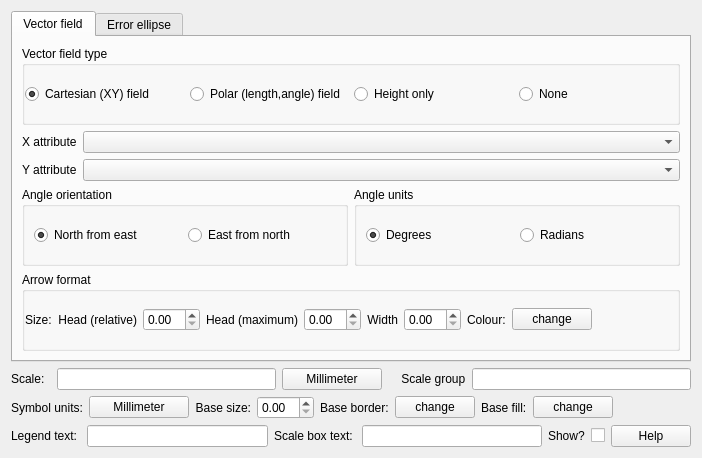
This is Ui_VectorFieldRendererWidget.ui in ccrook/QGIS-VectorFieldRenderer-Plugin as Qt 5 draws it before an edit. The edited form follows.
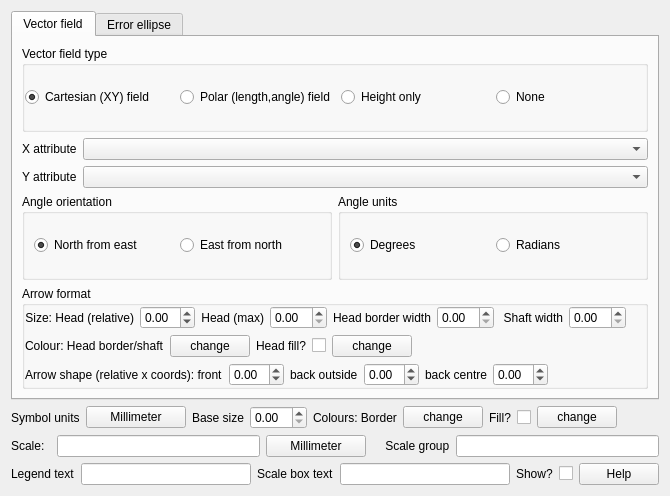
This is the edited form. Custom widgets are drawn as their Qt base class.

Patch:
```diff
--- a/Ui_VectorFieldRendererWidget.ui
+++ b/Ui_VectorFieldRendererWidget.ui
@@ -6,8 +6,8 @@
    <rect>
     <x>0</x>
     <y>0</y>
-    <width>702</width>
-    <height>458</height>
+    <width>670</width>
+    <height>496</height>
    </rect>
   </property>
   <property name="sizePolicy">
@@ -80,7 +80,7 @@
         </widget>
        </item>
        <item>
-        <layout class="QGridLayout" name="uVectorFieldGrid" columnstretch="0,1,0">
+        <layout class="QGridLayout" name="uVectorFieldGrid" columnstretch="0,1">
          <item row="0" column="0">
           <widget class="QLabel" name="uXFieldLabel">
            <property name="text">
@@ -229,17 +229,10 @@
           </property>
           <item>
            <layout class="QHBoxLayout" name="uArrowSizeLayout">
-            <item>
-             <widget class="QLabel" name="uArrowSizeLayoutLabel">
-              <property name="text">
-               <string>Size:</string>
-              </property>
-             </widget>
-            </item>
             <item>
              <widget class="QLabel" name="uArrowHeadSizeLabel">
               <property name="text">
-               <string>Head (relative)</string>
+               <string>Size: Head (relative)</string>
               </property>
               <property name="alignment">
                <set>Qt::AlignRight|Qt::AlignTrailing|Qt::AlignVCenter</set>
@@ -254,6 +247,12 @@
               <property name="toolTip">
                <string>Arrow head size as a multiple of the length</string>
               </property>
+              <property name="minimum">
+               <double>-3.000000000000000</double>
+              </property>
+              <property name="maximum">
+               <double>3.000000000000000</double>
+              </property>
               <property name="singleStep">
                <double>0.100000000000000</double>
               </property>
@@ -262,7 +261,7 @@
             <item>
              <widget class="QLabel" name="uArrowHeadMaxSizeLabel">
               <property name="text">
-               <string>Head (maximum)</string>
+               <string>Head (max)</string>
               </property>
               <property name="alignment">
                <set>Qt::AlignRight|Qt::AlignTrailing|Qt::AlignVCenter</set>
@@ -279,10 +278,24 @@
               </property>
              </widget>
             </item>
+            <item>
+             <widget class="QLabel" name="uHeadWidthLabel">
+              <property name="text">
+               <string>Head border width</string>
+              </property>
+             </widget>
+            </item>
+            <item>
+             <widget class="QDoubleSpinBox" name="uHeadWidth">
+              <property name="toolTip">
+               <string>Width of the arrow shaft</string>
+              </property>
+             </widget>
+            </item>
             <item>
              <widget class="QLabel" name="uArrowWidthLabel">
               <property name="text">
-               <string>Width</string>
+               <string> Shaft width</string>
               </property>
               <property name="alignment">
                <set>Qt::AlignRight|Qt::AlignTrailing|Qt::AlignVCenter</set>
@@ -300,6 +313,23 @@
              </widget>
             </item>
             <item>
+             <spacer name="uArrowFormatSpacer1">
+              <property name="orientation">
+               <enum>Qt::Horizontal</enum>
+              </property>
+              <property name="sizeHint" stdset="0">
+               <size>
+                <width>40</width>
+                <height>20</height>
+               </size>
+              </property>
+             </spacer>
+            </item>
+           </layout>
+          </item>
+          <item>
+           <layout class="QHBoxLayout" name="uArrowFormatLayout2">
+            <item>
              <widget class="QLabel" name="uArrowColorLabel">
               <property name="sizePolicy">
                <sizepolicy hsizetype="Preferred" vsizetype="Preferred">
@@ -308,7 +338,7 @@
                </sizepolicy>
               </property>
               <property name="text">
-               <string>Colour:</string>
+               <string>Colour: Head border/shaft</string>
               </property>
               <property name="buddy">
                <cstring>uArrowColor</cstring>
@@ -326,7 +356,117 @@
              </widget>
             </item>
             <item>
-             <spacer name="horizontalSpacer_3">
+             <widget class="QLabel" name="uArrowHeadColorLabel">
+              <property name="text">
+               <string>Head fill?</string>
+              </property>
+             </widget>
+            </item>
+            <item>
+             <widget class="QCheckBox" name="uFillHead">
+              <property name="text">
+               <string/>
+              </property>
+             </widget>
+            </item>
+            <item>
+             <widget class="QgsColorButtonV2" name="uArrowHeadColor">
+              <property name="toolTip">
+               <string>Change the arrow colour</string>
+              </property>
+              <property name="text">
+               <string>change</string>
+              </property>
+             </widget>
+            </item>
+            <item>
+             <spacer name="uArrowFormatSpacer2">
+              <property name="orientation">
+               <enum>Qt::Horizontal</enum>
+              </property>
+              <property name="sizeHint" stdset="0">
+               <size>
+                <width>40</width>
+                <height>20</height>
+               </size>
+              </property>
+             </spacer>
+            </item>
+           </layout>
+          </item>
+          <item>
+           <layout class="QHBoxLayout" name="uArrowFormatLayout3">
+            <item>
+             <widget class="QLabel" name="uArrowHeadShapeFrontLabel">
+              <property name="text">
+               <string>Arrow shape (relative x coords): front</string>
+              </property>
+             </widget>
+            </item>
+            <item>
+             <widget class="QDoubleSpinBox" name="uArrowHeadShapeFront">
+              <property name="toolTip">
+               <string>Arrow head size as a multiple of the length</string>
+              </property>
+              <property name="minimum">
+               <double>-3.000000000000000</double>
+              </property>
+              <property name="maximum">
+               <double>3.000000000000000</double>
+              </property>
+              <property name="singleStep">
+               <double>0.100000000000000</double>
+              </property>
+             </widget>
+            </item>
+            <item>
+             <widget class="QLabel" name="uArrowHeadShapeBackLabel">
+              <property name="text">
+               <string>back outside</string>
+              </property>
+             </widget>
+            </item>
+            <item>
+             <widget class="QDoubleSpinBox" name="uArrowHeadShapeBack">
+              <property name="toolTip">
+               <string>Arrow head size as a multiple of the length</string>
+              </property>
+              <property name="minimum">
+               <double>-3.000000000000000</double>
+              </property>
+              <property name="maximum">
+               <double>3.000000000000000</double>
+              </property>
+              <property name="singleStep">
+               <double>0.100000000000000</double>
+              </property>
+             </widget>
+            </item>
+            <item>
+             <widget class="QLabel" name="uArrowHeadShapeCentreLabel">
+              <property name="text">
+               <string>back centre</string>
+              </property>
+             </widget>
+            </item>
+            <item>
+             <widget class="QDoubleSpinBox" name="uArrowHeadShapeCentre">
+              <property name="toolTip">
+               <string>Arrow head size as a multiple of the length</string>
+              </property>
+              <property name="minimum">
+               <double>-3.000000000000000</double>
+              </property>
+              <property name="maximum">
+               <double>3.000000000000000</double>
+              </property>
+              <property name="singleStep">
+               <double>0.100000000000000</double>
+              </property>
+             </widget>
+            </item>
+            <item>
+             <spacer name="uArrowFormatSpacer3">
               <property name="orientation">
                <enum>Qt::Horizontal</enum>
               </property>
@@ -710,52 +850,6 @@
      </widget>
     </widget>
    </item>
-   <item>
-    <layout class="QHBoxLayout" name="horizontalLayout_4">
-     <property name="topMargin">
-      <number>0</number>
-     </property>
-     <item>
-      <widget class="QLabel" name="uArrowScaleLabel">
-       <property name="text">
-        <string>Scale:  </string>
-       </property>
-       <property name="buddy">
-        <cstring>uArrowScale</cstring>
-       </property>
-      </widget>
-     </item>
-     <item>
-      <widget class="QLineEdit" name="uArrowScale"/>
-     </item>
-     <item>
-      <widget class="QPushButton" name="uScaleUnits">
-       <property name="minimumSize">
-        <size>
-         <width>100</width>
-         <height>0</height>
-        </size>
-       </property>
-       <property name="text">
-        <string>Millimeter</string>
-       </property>
-      </widget>
-     </item>
-     <item>
-      <widget class="QLabel" name="uScaleGroupLabel">
-       <property name="text">
-        <string>    Scale group</string>
-       </property>
-       <property name="buddy">
-        <cstring>uScaleGroup</cstring>
-       </property>
-      </widget>
-     </item>
-     <item>
-      <widget class="QLineEdit" name="uScaleGroup"/>
-     </item>
-    </layout>
-   </item>
    <item>
     <layout class="QHBoxLayout" name="horizontalLayout_3">
      <property name="topMargin">
@@ -764,7 +858,7 @@
      <item>
       <widget class="QLabel" name="uOutputUnitLabel">
        <property name="text">
-        <string>Symbol units:</string>
+        <string>Symbol units</string>
        </property>
        <property name="buddy">
         <cstring>uOutputUnits</cstring>
@@ -787,7 +881,7 @@
      <item>
       <widget class="QLabel" name="uArrowBaseSizeLabel">
        <property name="text">
-        <string>Base size:</string>
+        <string>Base size</string>
        </property>
        <property name="alignment">
         <set>Qt::AlignRight|Qt::AlignTrailing|Qt::AlignVCenter</set>
@@ -807,7 +901,7 @@
      <item>
       <widget class="QLabel" name="uBaseBorderColorLabel">
        <property name="text">
-        <string>Base border:</string>
+        <string>Colours: Border</string>
        </property>
        <property name="buddy">
         <cstring>uBaseBorderColor</cstring>
@@ -827,13 +921,20 @@
      <item>
       <widget class="QLabel" name="uBaseColorLabel">
        <property name="text">
-        <string>Base fill:</string>
+        <string>Fill?</string>
        </property>
        <property name="buddy">
         <cstring>uBaseColor</cstring>
        </property>
       </widget>
      </item>
+     <item>
+      <widget class="QCheckBox" name="uFillBase">
+       <property name="text">
+        <string/>
+       </property>
+      </widget>
+     </item>
      <item>
       <widget class="QgsColorButtonV2" name="uBaseColor">
        <property name="toolTip">
@@ -859,6 +960,52 @@
      </item>
     </layout>
    </item>
+   <item>
+    <layout class="QHBoxLayout" name="horizontalLayout_4">
+     <property name="topMargin">
+      <number>0</number>
+     </property>
+     <item>
+      <widget class="QLabel" name="uArrowScaleLabel">
+       <property name="text">
+        <string>Scale:  </string>
+       </property>
+       <property name="buddy">
+        <cstring>uArrowScale</cstring>
+       </property>
+      </widget>
+     </item>
+     <item>
+      <widget class="QLineEdit" name="uArrowScale"/>
+     </item>
+     <item>
+      <widget class="QPushButton" name="uScaleUnits">
+       <property name="minimumSize">
+        <size>
+         <width>100</width>
+         <height>0</height>
+        </size>
+       </property>
+       <property name="text">
+        <string>Millimeter</string>
+       </property>
+      </widget>
+     </item>
+     <item>
+      <widget class="QLabel" name="uScaleGroupLabel">
+       <property name="text">
+        <string>    Scale group</string>
+       </property>
+       <property name="buddy">
+        <cstring>uScaleGroup</cstring>
+       </property>
+      </widget>
+     </item>
+     <item>
+      <widget class="QLineEdit" name="uScaleGroup"/>
+     </item>
+    </layout>
+   </item>
    <item>
     <layout class="QHBoxLayout" name="horizontalLayout">
      <property name="topMargin">
@@ -867,7 +1014,7 @@
      <item>
       <widget class="QLabel" name="uLegendTextLabel">
        <property name="text">
-        <string>Legend text: </string>
+        <string>Legend text</string>
        </property>
        <property name="buddy">
         <cstring>uLegendText</cstring>
@@ -880,7 +1027,7 @@
      <item>
       <widget class="QLabel" name="uScaleBoxTextLabel">
        <property name="text">
-        <string>Scale box text: </string>
+        <string>Scale box text</string>
        </property>
        <property name="buddy">
         <cstring>uScaleBoxText</cstring>
```
Left out of the diff: 60 changed lines with no effect on the pictures.
